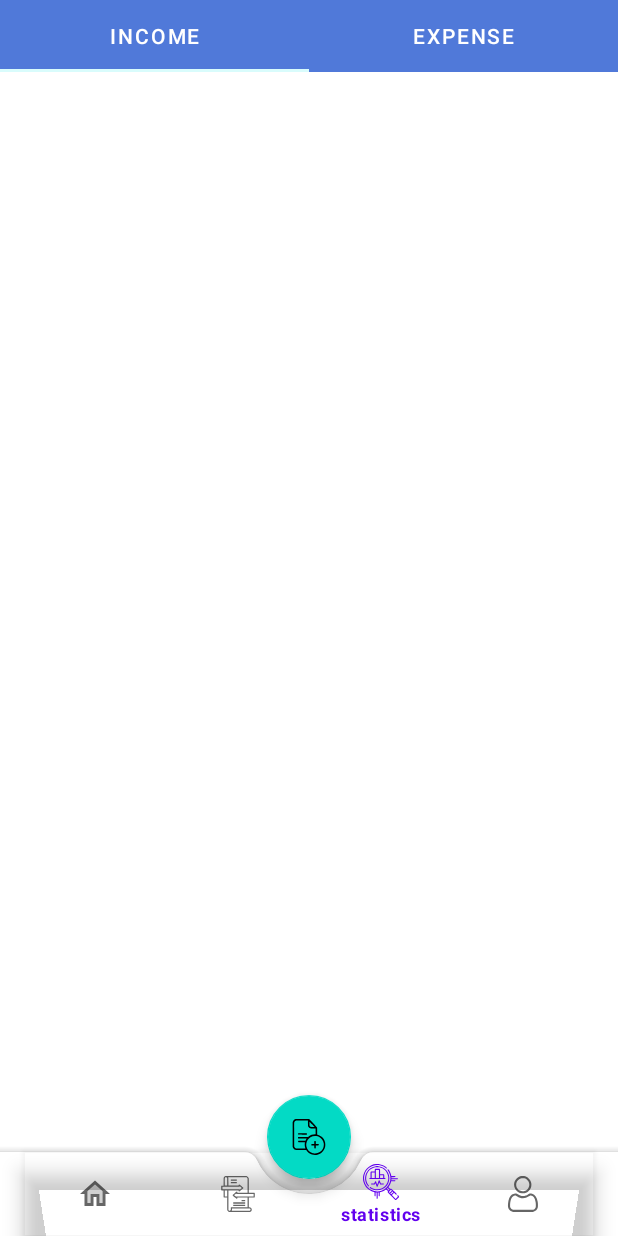
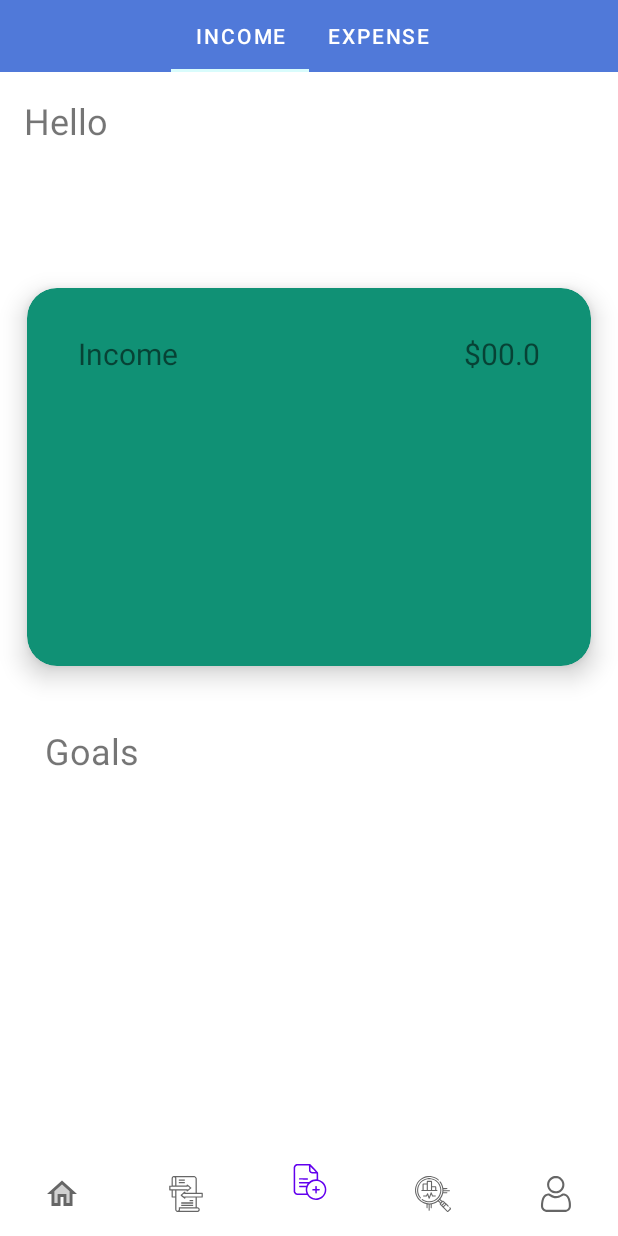
Before and after one commit to hodakl099/Expense-tracking-App, an Android app: the screen it shows after launch (MainActivity), item 3 of the bottom bar chosen, on a phone screen of 412 x 824 dp. Run offline under Robolectric (Android 15) with nearby library versions, the phone set to English and light mode, and no system bars.

Commit message:
fixed some bugs with bottom_navigation_menu.xml

```diff
--- a/app/src/main/java/com/example/trackingapp/ui/ui/MainActivity.kt
+++ b/app/src/main/java/com/example/trackingapp/ui/ui/MainActivity.kt
@@ -24,6 +24,8 @@ class MainActivity : AppCompatActivity() {
         val view = binding.root
         setContentView(view)
 
+        binding.bottomNavigationView.background = null
+
         tabLayout = binding.tabLayout
         viewPager2 = binding.pager
 
--- a/app/src/main/res/layout/activity_main.xml
+++ b/app/src/main/res/layout/activity_main.xml
@@ -1,13 +1,17 @@
 <?xml version="1.0" encoding="utf-8"?>
-<androidx.coordinatorlayout.widget.CoordinatorLayout
-    xmlns:android="http://schemas.android.com/apk/res/android"
+<ScrollView    xmlns:android="http://schemas.android.com/apk/res/android"
     xmlns:app="http://schemas.android.com/apk/res-auto"
     xmlns:tools="http://schemas.android.com/tools"
+    android:fillViewport="true"
     android:layout_width="match_parent"
     android:layout_height="match_parent"
     tools:context=".ui.ui.MainActivity">
 
 
+    <androidx.constraintlayout.widget.ConstraintLayout
+        android:layout_width="match_parent"
+        android:layout_height="match_parent"
+        tools:ignore="ScrollViewSize">
 
         <com.google.android.material.tabs.TabLayout
             android:id="@+id/tabLayout"
@@ -15,6 +19,7 @@
             android:layout_height="wrap_content"
             android:background="#5079d9"
             app:tabIndicatorColor="#D9FCFC"
+            app:tabMode="auto"
             app:tabTextColor="@color/white"
             app:layout_constraintEnd_toEndOf="parent"
             app:layout_constraintStart_toStartOf="parent"
@@ -29,31 +34,21 @@
             app:layout_constraintStart_toStartOf="parent"
             app:layout_constraintTop_toBottomOf="@+id/tabLayout" />
 
-    <com.google.android.material.bottomappbar.BottomAppBar
-        android:id="@+id/bottomAppBar"
-        android:layout_width="match_parent"
-        android:layout_height="wrap_content"
-        android:layout_gravity="bottom"
-        app:fabCradleMargin="10dp"
-        app:fabCradleRoundedCornerRadius="10dp"
-        app:fabCradleVerticalOffset="10dp">
 
         <com.google.android.material.bottomnavigation.BottomNavigationView
             android:id="@+id/bottomNavigationView"
             android:layout_width="match_parent"
-            android:layout_height="match_parent"
-            android:layout_marginEnd="16dp"
+            android:layout_height="wrap_content"
             android:background="@android:color/transparent"
+            app:layout_constraintBottom_toBottomOf="parent"
+            app:layout_constraintEnd_toEndOf="parent"
+            app:layout_constraintStart_toStartOf="parent"
             app:menu="@menu/bottom_navigation_menu" />
 
-    </com.google.android.material.bottomappbar.BottomAppBar>
+    </androidx.constraintlayout.widget.ConstraintLayout>
 
-    <com.google.android.material.floatingactionbutton.FloatingActionButton
-        android:id="@+id/fab"
-        android:layout_width="wrap_content"
-        android:layout_height="wrap_content"
-        android:contentDescription="@string/app_name"
-        android:src="@drawable/ic_add"
-        app:layout_anchor="@id/bottomAppBar" />
 
-</androidx.coordinatorlayout.widget.CoordinatorLayout>
+
+
+
+</ScrollView>
--- a/app/src/main/res/menu/bottom_navigation_menu.xml
+++ b/app/src/main/res/menu/bottom_navigation_menu.xml
@@ -12,6 +12,11 @@
         android:title="transactions" />
 
     <item
+        android:id="@+id/add_page"
+        android:icon="@drawable/ic_add"
+        android:title="" />
+
+    <item
         android:id="@+id/statistics_page"
         android:icon="@drawable/ic_statistics"
         android:title="statistics" />
```
